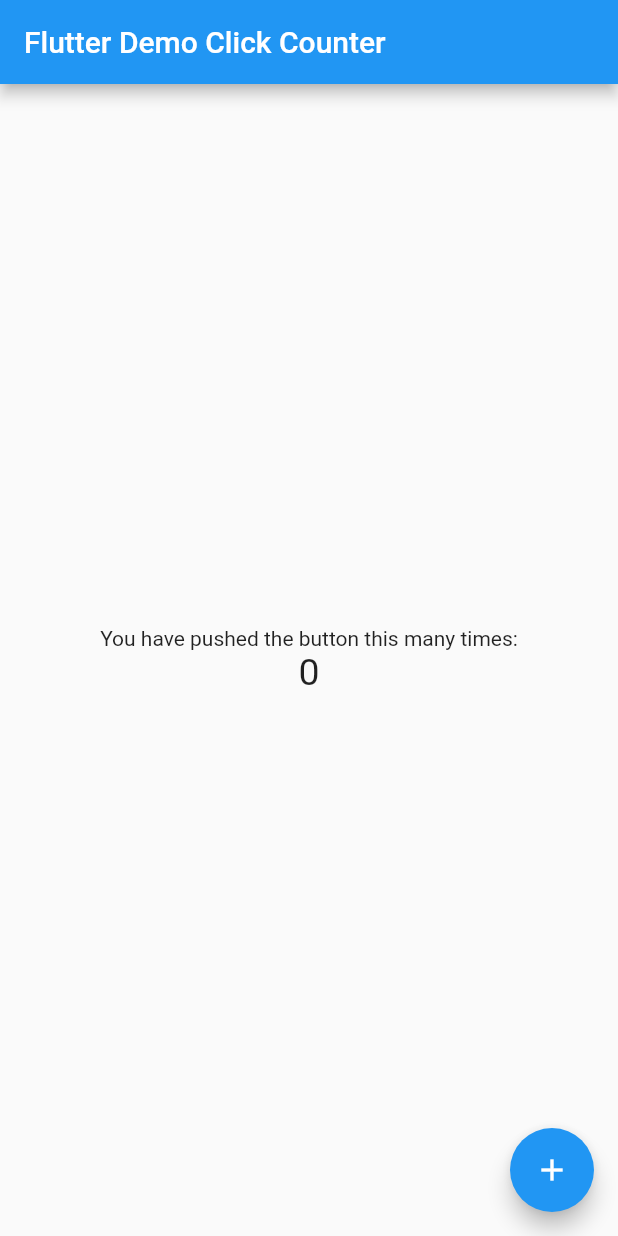
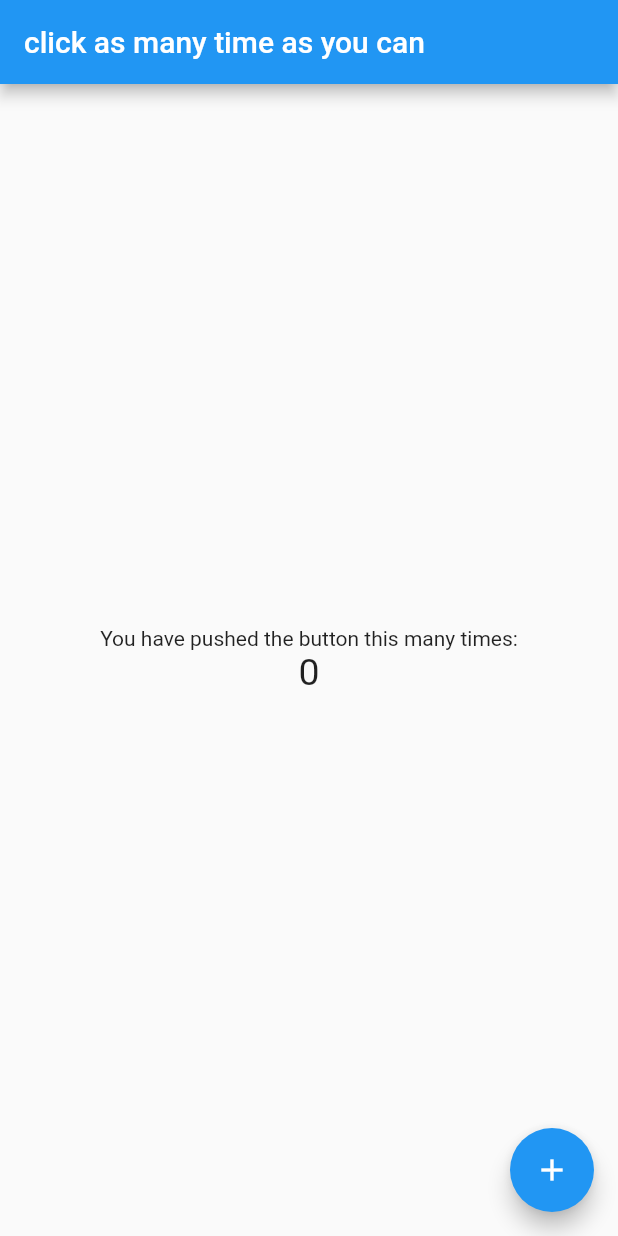
Before and after one commit to Docoolthing/flutLabTest, a Flutter app: the screen it shows after launch, on a phone screen of 412 x 824 dp. Run offline on Flutter 3.47's test engine with Material 2 defaults, Android fonts, the phone set to English and light mode, and no system bars.

Commit message:
changed test area

```diff
--- a/lib/main.dart
+++ b/lib/main.dart
@@ -4,7 +4,7 @@ void main() => runApp(MyApp());
 
 class MyApp extends StatelessWidget {
   const MyApp({super.key});
-  static const String _title = 'Flutter Stateful Clicker Counter';
+  static const String _title = 'my first on test IDE';
   // This widget is the root of your application.
   @override
   Widget build(BuildContext context) {
@@ -54,7 +54,7 @@ class _MyHomePageState extends State<MyHomePage> {
       appBar: AppBar(
         // Here we take the value from the MyHomePage object that was created by
         // the App.build method, and use it to set our appbar title.
-        title: Text('Flutter Demo Click Counter'),
+        title: Text('click as many time as you can'),
       ),
       body: Center(
         // Center is a layout widget. It takes a single child and positions it
```
